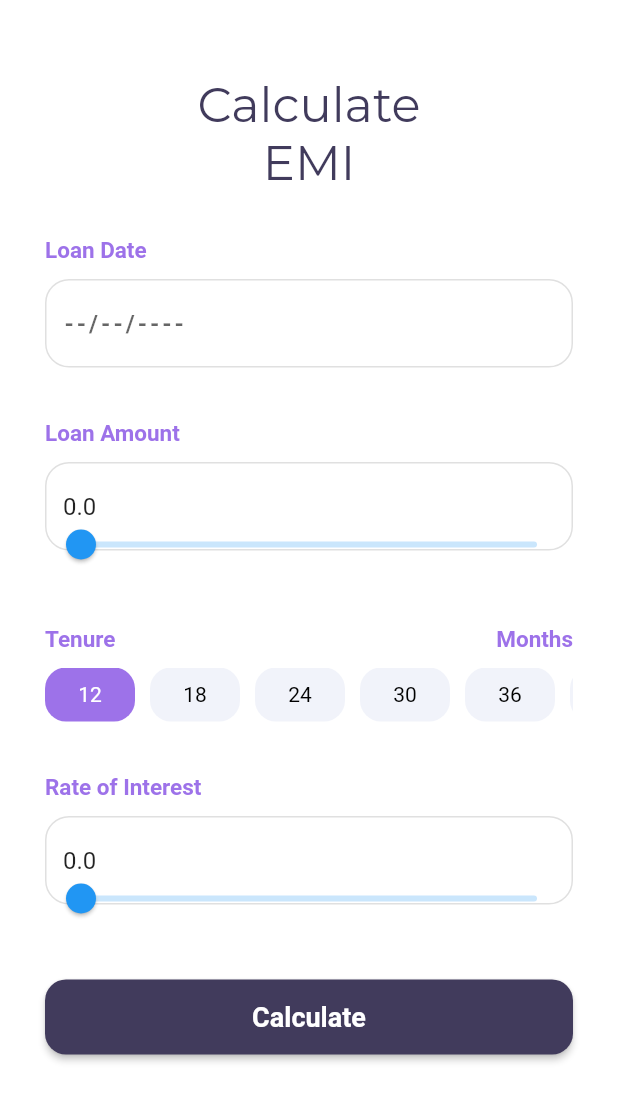
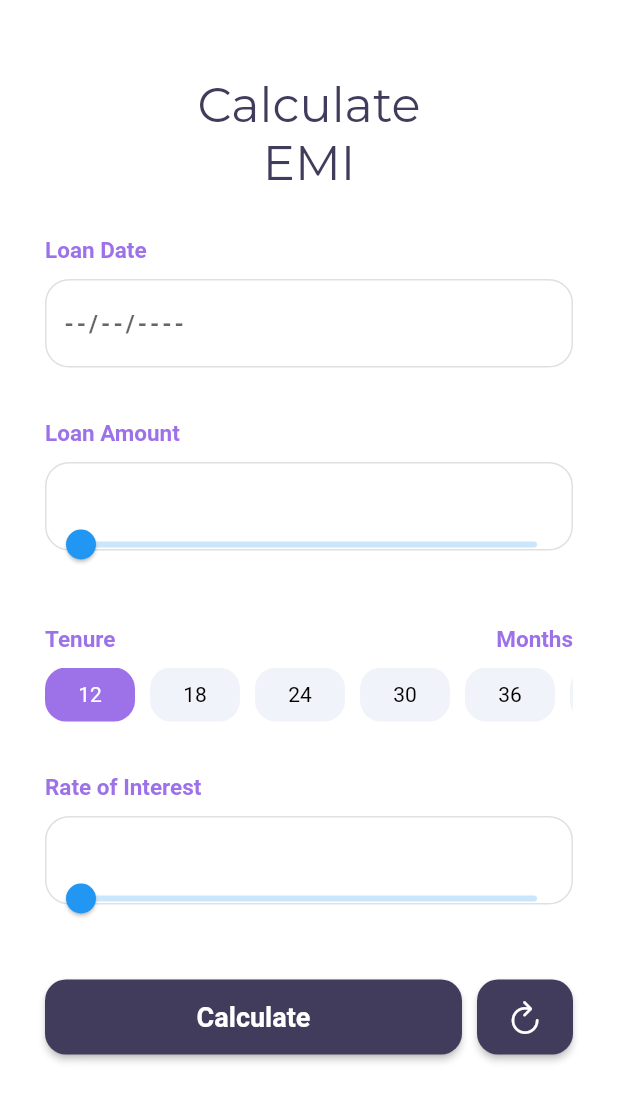
Before and after one commit to vishnucprasad/emi_calculator, a Flutter app: the screen it shows after launch, on a phone screen of 412 x 824 dp. Shown: the top 1101 px of the screen. Run offline on Flutter 3.47's test engine with Material 2 defaults, Android fonts, the phone set to English and light mode, and no system bars; drawn by our look-alikes of syncfusion_flutter_sliders; our stand-ins replace auto_route, bloc, dartz, flutter_bloc, freezed_annotation, google_fonts and 2 more; missing offline and left inert: syncfusion_flutter_core.

Commit message:
Setup resetting form

```diff
--- a/lib/application/calculation/calculation_bloc.dart
+++ b/lib/application/calculation/calculation_bloc.dart
@@ -64,6 +64,9 @@ class CalculationBloc extends Bloc<CalculationEvent, CalculationState> {
               ),
             );
           },
+          reset: (_Reset value) {
+            emit(CalculationState.initial());
+          },
         );
       },
     );
--- a/lib/application/calculation/calculation_event.dart
+++ b/lib/application/calculation/calculation_event.dart
@@ -9,4 +9,5 @@ class CalculationEvent with _$CalculationEvent {
   const factory CalculationEvent.changeRateOfInterest(double interest) =
       _ChangeRateOfInterest;
   const factory CalculationEvent.calculate() = _Calculate;
+  const factory CalculationEvent.reset() = _Reset;
 }
--- a/lib/presentation/Home/widgets/custom_text_form_field.dart
+++ b/lib/presentation/Home/widgets/custom_text_form_field.dart
@@ -2,16 +2,16 @@ import 'package:emi_calculator/presentation/core/colors.dart';
 import 'package:emi_calculator/presentation/core/constants.dart';
 import 'package:flutter/material.dart';
 import 'package:flutter/services.dart';
-import 'package:flutter_hooks/flutter_hooks.dart';
 import 'package:syncfusion_flutter_core/theme.dart';
 import 'package:syncfusion_flutter_sliders/sliders.dart';
 
-class CustomTextFormField extends HookWidget {
+class CustomTextFormField extends StatelessWidget {
   const CustomTextFormField({
     required this.label,
     required this.minValue,
     required this.maxValue,
     required this.value,
+    required this.controller,
     required this.onSlide,
     required this.onChanged,
     required this.validator,
@@ -22,13 +22,13 @@ class CustomTextFormField extends HookWidget {
   final double minValue;
   final double maxValue;
   final String value;
+  final TextEditingController controller;
   final void Function(dynamic) onSlide;
   final void Function(String)? onChanged;
   final String? Function(String?)? validator;
 
   @override
   Widget build(BuildContext context) {
-    final controller = useTextEditingController(text: "0.0");
     return Stack(
       children: [
         Column(
--- a/lib/presentation/Home/widgets/emi_form.dart
+++ b/lib/presentation/Home/widgets/emi_form.dart
@@ -2,6 +2,7 @@ import 'package:emi_calculator/application/calculation/calculation_bloc.dart';
 import 'package:emi_calculator/presentation/Home/widgets/custom_button.dart';
 import 'package:emi_calculator/presentation/Home/widgets/custom_text_form_field.dart';
 import 'package:emi_calculator/presentation/Home/widgets/date_field.dart';
+import 'package:emi_calculator/presentation/Home/widgets/reset_button.dart';
 import 'package:emi_calculator/presentation/Home/widgets/tenure_picker.dart';
 import 'package:emi_calculator/presentation/core/constants.dart';
 import 'package:emi_calculator/presentation/router/app_router.gr.dart';
@@ -11,6 +12,9 @@ import 'package:flutter_bloc/flutter_bloc.dart';
 
 class EmiForm extends StatelessWidget {
   EmiForm({super.key});
+
+  final TextEditingController amountController = TextEditingController();
+  final TextEditingController interestController = TextEditingController();
 
   @override
   Widget build(BuildContext context) {
@@ -28,6 +32,7 @@ class EmiForm extends StatelessWidget {
                   minValue: 0.00,
                   maxValue: 10000000.00,
                   value: '${state.loanAmount}',
+                  controller: amountController,
                   validator: (amount) {
                     if (amount != null &&
                         amount.isNotEmpty &&
@@ -60,6 +65,7 @@ class EmiForm extends StatelessWidget {
                   minValue: 0.00,
                   maxValue: 100,
                   value: '${state.rateOfInterest}',
+                  controller: interestController,
                   validator: (interest) {
                     if (interest != null &&
                         interest.isNotEmpty &&
@@ -83,7 +89,10 @@ class EmiForm extends StatelessWidget {
                   },
                 ),
                 kHeight25,
-                CustomButton(
+                Row(
+                  children: [
+                    Expanded(
+                      child: CustomButton(
                         text: 'Calculate',
                         onPressed: () {
                           if (state.loanDate == null) {
@@ -93,7 +102,8 @@ class EmiForm extends StatelessWidget {
                             );
                           }
 
-                    if (state.loanAmount == null || state.loanAmount == 0) {
+                          if (state.loanAmount == null ||
+                              state.loanAmount == 0) {
                             return showErrorMessage(
                               context: context,
                               errorMessage: 'Please enter the loan amount',
@@ -114,6 +124,19 @@ class EmiForm extends StatelessWidget {
                               );
                         },
                       ),
+                    ),
+                    kWidth10,
+                    ResetButton(
+                      onPressed: () {
+                        amountController.text = "0.0";
+                        interestController.text = "0.0";
+                        context
+                            .read<CalculationBloc>()
+                            .add(const CalculationEvent.reset());
+                      },
+                    ),
+                  ],
+                ),
               ],
             ),
           );
--- /dev/null
+++ b/lib/presentation/Home/widgets/reset_button.dart
@@ -0,0 +1,34 @@
+import 'package:emi_calculator/presentation/core/colors.dart';
+import 'package:flutter/cupertino.dart';
+import 'package:flutter/material.dart';
+
+class ResetButton extends StatelessWidget {
+  const ResetButton({
+    required this.onPressed,
+    Key? key,
+  }) : super(key: key);
+
+  final void Function()? onPressed;
+
+  @override
+  Widget build(BuildContext context) {
+    return SizedBox(
+      height: 50,
+      child: ElevatedButton(
+        onPressed: onPressed,
+        style: ButtonStyle(
+          backgroundColor:
+              MaterialStateProperty.all<Color>(kSecondaryDarkColor),
+          shape: MaterialStateProperty.all<RoundedRectangleBorder>(
+            RoundedRectangleBorder(
+              borderRadius: BorderRadius.circular(14.0),
+            ),
+          ),
+        ),
+        child: const Icon(
+          CupertinoIcons.refresh_thick,
+        ),
+      ),
+    );
+  }
+}
--- a/pubspec.yaml
+++ b/pubspec.yaml
@@ -35,7 +35,6 @@ dependencies:
   flutter:
     sdk: flutter
   flutter_bloc: ^8.1.1
-  flutter_hooks: ^0.18.5+1
   freezed_annotation: ^2.2.0
   get_it: ^7.2.0
   google_fonts: ^3.0.1
```
Also changed, not shown: lib/application/calculation/calculation_bloc.freezed.dart, pubspec.lock. Lines whose indentation alone changed are shown as unchanged.
